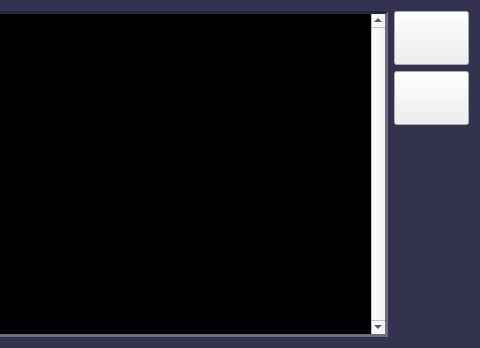
Rodmg/linamp, file playlistview.ui: the form before one commit; both pictures show x 345 to 825 and y 0 to 348 of the 825 by 348 pixel window.
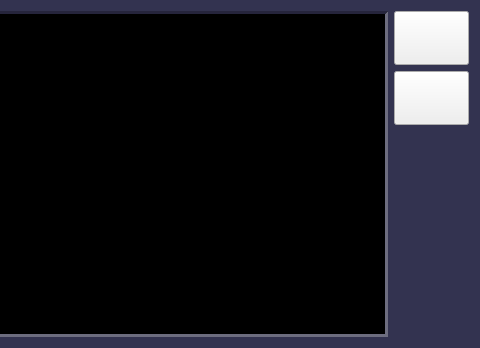
The form after the commit. Icons and pictures are not drawn.

Diff of the .ui file:
```diff
--- a/playlistview.ui
+++ b/playlistview.ui
@@ -29,6 +29,7 @@
 	border-right: 3px solid #6d6d7f;
 	border-bottom: 3px solid #6d6d7f;
 	border-left: 3px solid #26253c;
+    alternate-background-color: #10101a;
 }
 
 QListView::item {
@@ -50,6 +51,42 @@
     background-color: #0000c6;
 }
 
+QScrollBar:vertical {
+	background-color: #191926;
+}
+
+QScrollBar::handle:vertical {
+	background-color: #b0995e;
+}
+
+ QScrollBar::up-arrow:vertical, QScrollBar::down-arrow:vertical {
+	height: 0px;
+	width: 0px;
+	background-color: transparent;
+	background: none;
+	border: none;
+}
+
+ QScrollBar::add-page:vertical, QScrollBar::sub-page:vertical {
+	background: none;
+	height: 0px;
+	width: 0px;
+	border: none;
+ }
+
+ QScrollBar::add-line:vertical {
+    background: none;
+	height: 0px;
+	width: 0px;
+	border: none;
+ }
+
+ QScrollBar::sub-line:vertical {
+    background: none;
+	height: 0px;
+	width: 0px;
+	border: none;
+ }
 
 /*QScrollBar:vertical {
     background-color: #2c2b43;
@@ -98,11 +135,17 @@
  }*/</string>
      </property>
      <property name="verticalScrollBarPolicy">
-      <enum>Qt::ScrollBarAlwaysOn</enum>
+      <enum>Qt::ScrollBarAsNeeded</enum>
      </property>
      <property name="editTriggers">
       <set>QAbstractItemView::DoubleClicked|QAbstractItemView::EditKeyPressed</set>
      </property>
+     <property name="alternatingRowColors">
+      <bool>true</bool>
+     </property>
+     <property name="verticalScrollMode">
+      <enum>QAbstractItemView::ScrollPerPixel</enum>
+     </property>
     </widget>
    </item>
    <item>
```
